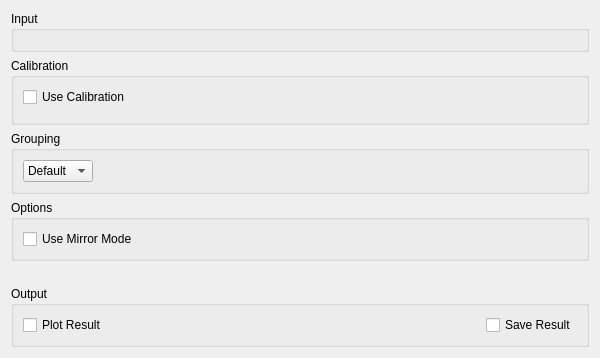
Qt form MantidQt/CustomInterfaces/inc/MantidQtCustomInterfaces/Indirect/ILLEnergyTransfer.ui (mantidproject/mantid) before a commit.
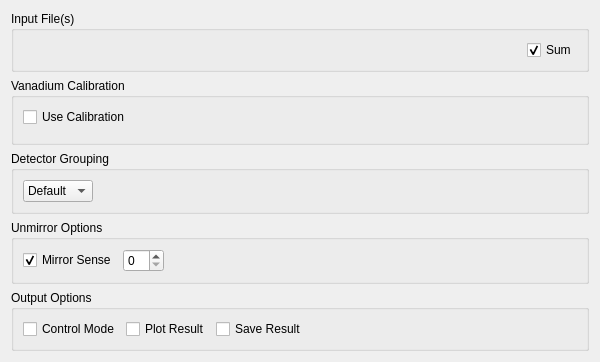
The same form after that commit. The open tabs and pages were chosen to show the change. Custom widgets are drawn as their Qt base class.

Commit message: Re #16753 adjusted specific GUI

What changed in the file:
```diff
--- a/MantidQt/CustomInterfaces/inc/MantidQtCustomInterfaces/Indirect/ILLEnergyTransfer.ui
+++ b/MantidQt/CustomInterfaces/inc/MantidQtCustomInterfaces/Indirect/ILLEnergyTransfer.ui
@@ -23,11 +23,17 @@
    <item>
     <widget class="QGroupBox" name="gbInput">
      <property name="title">
-      <string>Input</string>
+      <string>Input File(s)</string>
      </property>
      <layout class="QHBoxLayout" name="horizontalLayout_2">
       <item>
        <widget class="MantidQt::MantidWidgets::MWRunFiles" name="rfInput" native="true">
+        <property name="sizePolicy">
+         <sizepolicy hsizetype="Expanding" vsizetype="Preferred">
+          <horstretch>0</horstretch>
+          <verstretch>0</verstretch>
+         </sizepolicy>
+        </property>
         <property name="label" stdset="0">
          <string>Run File</string>
         </property>
@@ -36,17 +42,58 @@
         </property>
        </widget>
       </item>
+      <item>
+       <spacer name="horizontalSpacer_2">
+        <property name="orientation">
+         <enum>Qt::Horizontal</enum>
+        </property>
+        <property name="sizeType">
+         <enum>QSizePolicy::Ignored</enum>
+        </property>
+        <property name="sizeHint" stdset="0">
+         <size>
+          <width>40</width>
+          <height>20</height>
+         </size>
+        </property>
+       </spacer>
+      </item>
+      <item>
+       <widget class="QCheckBox" name="ckSum">
+        <property name="enabled">
+         <bool>true</bool>
+        </property>
+        <property name="sizePolicy">
+         <sizepolicy hsizetype="Fixed" vsizetype="Fixed">
+          <horstretch>0</horstretch>
+          <verstretch>0</verstretch>
+         </sizepolicy>
+        </property>
+        <property name="text">
+         <string>Sum</string>
+        </property>
+        <property name="checked">
+         <bool>true</bool>
+        </property>
+       </widget>
+      </item>
      </layout>
     </widget>
    </item>
    <item>
     <widget class="QGroupBox" name="gbCalibration">
      <property name="title">
-      <string>Calibration</string>
+      <string>Vanadium Calibration</string>
      </property>
      <layout class="QVBoxLayout" name="verticalLayout_2">
       <item>
        <widget class="QCheckBox" name="ckUseCalibration">
+        <property name="sizePolicy">
+         <sizepolicy hsizetype="Fixed" vsizetype="Fixed">
+          <horstretch>0</horstretch>
+          <verstretch>0</verstretch>
+         </sizepolicy>
+        </property>
         <property name="text">
          <string>Use Calibration</string>
         </property>
@@ -81,7 +128,7 @@
    <item>
     <widget class="QGroupBox" name="gbGrouping">
      <property name="title">
-      <string>Grouping</string>
+      <string>Detector Grouping</string>
      </property>
      <layout class="QHBoxLayout" name="horizontalLayout_3">
       <item>
@@ -134,16 +181,41 @@
    <item>
     <widget class="QGroupBox" name="gbOptions">
      <property name="title">
-      <string>Options</string>
+      <string>Unmirror Options</string>
      </property>
-     <layout class="QVBoxLayout" name="verticalLayout">
+     <layout class="QHBoxLayout" name="horizontalLayout_6">
       <item>
-       <widget class="QCheckBox" name="ckMirrorMode">
+       <widget class="QCheckBox" name="ckMirrorSense">
+        <property name="sizePolicy">
+         <sizepolicy hsizetype="Maximum" vsizetype="Fixed">
+          <horstretch>0</horstretch>
+          <verstretch>0</verstretch>
+         </sizepolicy>
+        </property>
         <property name="text">
-         <string>Use Mirror Mode</string>
+         <string>Mirror Sense</string>
+        </property>
+        <property name="checked">
+         <bool>true</bool>
         </property>
        </widget>
       </item>
+      <item>
+       <widget class="QSpinBox" name="sbUnmirrorOption"/>
+      </item>
+      <item>
+       <spacer name="horizontalSpacer_3">
+        <property name="orientation">
+         <enum>Qt::Horizontal</enum>
+        </property>
+        <property name="sizeHint" stdset="0">
+         <size>
+          <width>40</width>
+          <height>20</height>
+         </size>
+        </property>
+       </spacer>
+      </item>
      </layout>
     </widget>
    </item>
@@ -163,9 +235,19 @@
    <item>
     <widget class="QGroupBox" name="gbOutput">
      <property name="title">
-      <string>Output</string>
+      <string>Output Options</string>
      </property>
      <layout class="QHBoxLayout" name="horizontalLayout">
+      <item>
+       <widget class="QCheckBox" name="ckControlMode">
+        <property name="text">
+         <string>Control Mode</string>
+        </property>
+        <property name="checked">
+         <bool>false</bool>
+        </property>
+       </widget>
+      </item>
       <item>
        <widget class="QCheckBox" name="ckPlot">
         <property name="text">
@@ -173,19 +255,6 @@
         </property>
        </widget>
       </item>
-      <item>
-       <spacer name="horizontalSpacer">
-        <property name="orientation">
-         <enum>Qt::Horizontal</enum>
-        </property>
-        <property name="sizeHint" stdset="0">
-         <size>
-          <width>40</width>
-          <height>20</height>
-         </size>
-        </property>
-       </spacer>
-      </item>
       <item>
        <widget class="QCheckBox" name="ckSave">
         <property name="text">
@@ -193,6 +262,19 @@
         </property>
        </widget>
       </item>
+      <item>
+       <spacer name="horizontalSpacer">
+        <property name="orientation">
+         <enum>Qt::Horizontal</enum>
+        </property>
+        <property name="sizeHint" stdset="0">
+         <size>
+          <width>40</width>
+          <height>20</height>
+         </size>
+        </property>
+       </spacer>
+      </item>
      </layout>
     </widget>
    </item>
```
Left out of the diff: 5 changed lines with no effect on the pictures. The commit also changes 1 other file.
